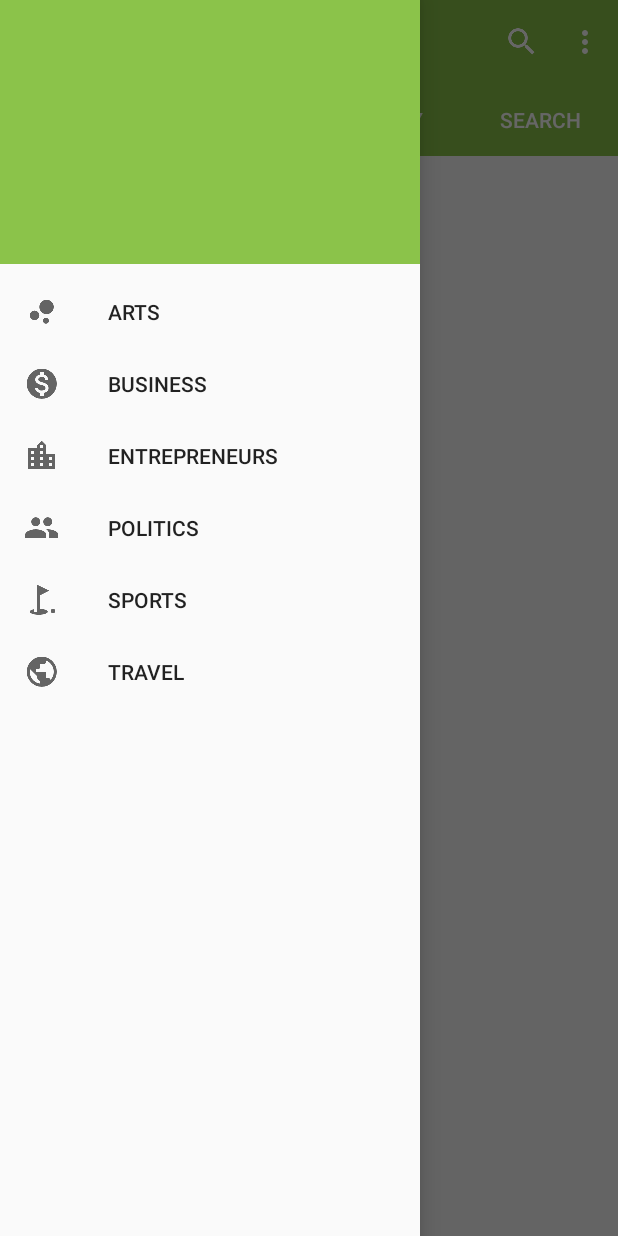
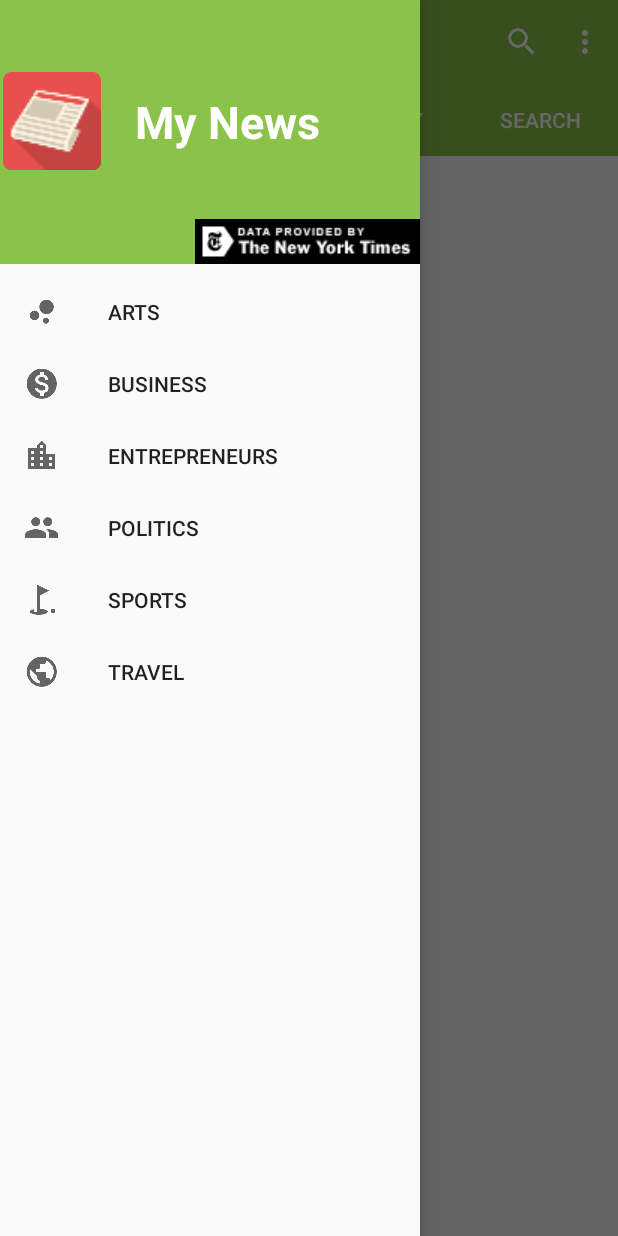
Before and after one commit to Gyraxy/MyNews, an Android app: the screen it shows after launch (MainActivity), with the side drawer open, on a phone screen of 412 x 824 dp. Run offline under Robolectric (Android 15) with nearby library versions, the phone set to English and light mode, and no system bars; our stand-ins replace ButterKnife, RxJava; network calls fail; pictures from the network do not load.

Commit message:
Added: NewYork Times API logo + Title in Top NavigationDrawer

```diff
--- a/app/src/main/java/com/duboscq/nicolas/mynews/controllers/fragments/SearchNewsFragment.java
+++ b/app/src/main/java/com/duboscq/nicolas/mynews/controllers/fragments/SearchNewsFragment.java
@@ -21,10 +21,8 @@ import com.duboscq.nicolas.mynews.adapters.DocsRecyclerViewAdapter;
 import com.duboscq.nicolas.mynews.controllers.activities.ArticleWebViewActivity;
 import com.duboscq.nicolas.mynews.models.Docs;
 import com.duboscq.nicolas.mynews.models.GeneralInfo;
-import com.duboscq.nicolas.mynews.utils.APIInterface;
 import com.duboscq.nicolas.mynews.utils.APIStreams;
 import com.duboscq.nicolas.mynews.utils.ItemClickSupport;
-import com.duboscq.nicolas.mynews.utils.RetrofitUtility;
 import com.duboscq.nicolas.mynews.utils.SharedPreferencesUtility;
 
 import java.util.ArrayList;
@@ -34,9 +32,6 @@ import butterknife.BindView;
 import butterknife.ButterKnife;
 import io.reactivex.disposables.Disposable;
 import io.reactivex.observers.DisposableObserver;
-import retrofit2.Call;
-import retrofit2.Callback;
-import retrofit2.Response;
 
 
 public class SearchNewsFragment extends Fragment {
--- a/app/src/main/res/layout/activity_main_nav_header.xml
+++ b/app/src/main/res/layout/activity_main_nav_header.xml
@@ -5,6 +5,60 @@
     android:layout_height="176dip"
     android:background="@color/colorPrimary"
     android:gravity="center"
-    android:orientation="vertical">
+    android:orientation="vertical"
+    android:paddingTop="24dp">
+
+    <LinearLayout
+        android:layout_width="match_parent"
+        android:layout_height="0dp"
+        android:layout_weight="3"
+        android:orientation="horizontal">
+
+        <LinearLayout
+            android:layout_width="0dp"
+            android:layout_weight="1"
+            android:layout_height="match_parent"
+            android:gravity="center">
+
+            <ImageView
+                android:layout_width="65dp"
+                android:layout_height="65dp"
+                android:src="@mipmap/ic_mynews_launcher" />
+
+        </LinearLayout>
+
+        <LinearLayout
+            android:layout_width="0dp"
+            android:layout_weight="3"
+            android:layout_height="match_parent"
+            android:gravity="center_vertical">
+
+            <TextView
+                android:layout_width="wrap_content"
+                android:layout_height="wrap_content"
+                android:text="@string/app_name"
+                android:textColor="@color/colorWhiteText"
+                android:paddingStart="20dp"
+                android:textSize="30sp"
+                android:textStyle="bold"/>
+
+        </LinearLayout>
+
+    </LinearLayout>
+
+    <LinearLayout
+        android:layout_width="match_parent"
+        android:layout_height="0dp"
+        android:layout_weight="1"
+        android:gravity="right">
+
+        <ImageView
+            android:id="@+id/new_york_logo_imv"
+            android:layout_width="wrap_content"
+            android:layout_height="wrap_content"
+            android:layout_gravity="bottom"
+            android:src="@drawable/logo_new_times_api"/>
+
+    </LinearLayout>
 
 </LinearLayout>
--- a/app/src/main/res/values/strings.xml
+++ b/app/src/main/res/values/strings.xml
@@ -28,7 +28,4 @@
     <string name="drawer_sports">SPORTS</string>
     <string name="drawer_travel">TRAVEL</string>
 
-    <!-- TODO: Remove or change this placeholder text -->
-    <string name="hello_blank_fragment">Hello blank fragment</string>
-
 </resources>
```
Also changed, not shown: app/src/main/res/drawable-hdpi/logo_new_times_api.png (added), app/src/main/res/drawable-mdpi/logo_new_times_api.png (added), app/src/main/res/drawable-xhdpi/logo_new_times_api.png (added), app/src/main/res/drawable-xxhdpi/logo_new_times_api.png (added), app/src/main/res/drawable-xxxhdpi/logo_new_times_api.png (added).
